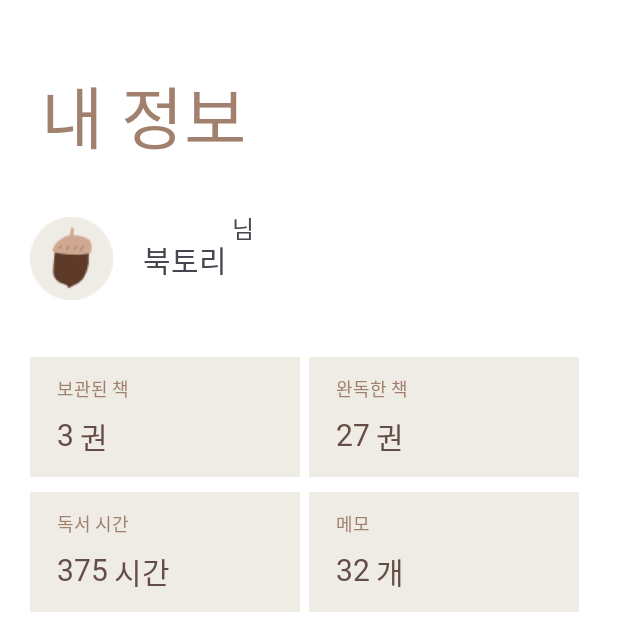
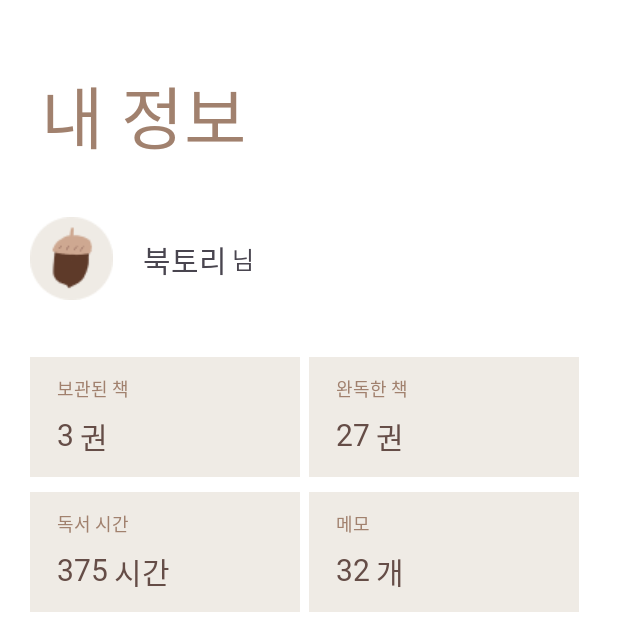
Before and after one commit to mnzy412/GURU2, an Android app: the fragment MypageFragment placed in its activity, on a phone screen of 412 x 824 dp, the top half of it. Run offline under Robolectric (Android 15) with nearby library versions, the phone set to English and light mode, and no system bars.

Commit message:
[mnzy] 님 위치 수정

```diff
--- a/app/src/main/res/layout/fragment_mypage.xml
+++ b/app/src/main/res/layout/fragment_mypage.xml
@@ -75,12 +75,12 @@
                             android:layout_width="wrap_content"
                             android:layout_height="wrap_content"
                             android:layout_marginLeft="3dp"
-                            android:layout_marginTop="140dp"
+                            android:layout_marginTop="50dp"
                             android:fontFamily="@font/pre_m"
                             android:text="님"
                             android:textSize="16dp"
                             app:layout_constraintStart_toEndOf="@+id/mypage_text_name"
-                            app:layout_constraintTop_toTopOf="parent" />
+                            app:layout_constraintTop_toBottomOf="@+id/mypage_text" />
 
 
                         <androidx.recyclerview.widget.RecyclerView
```
